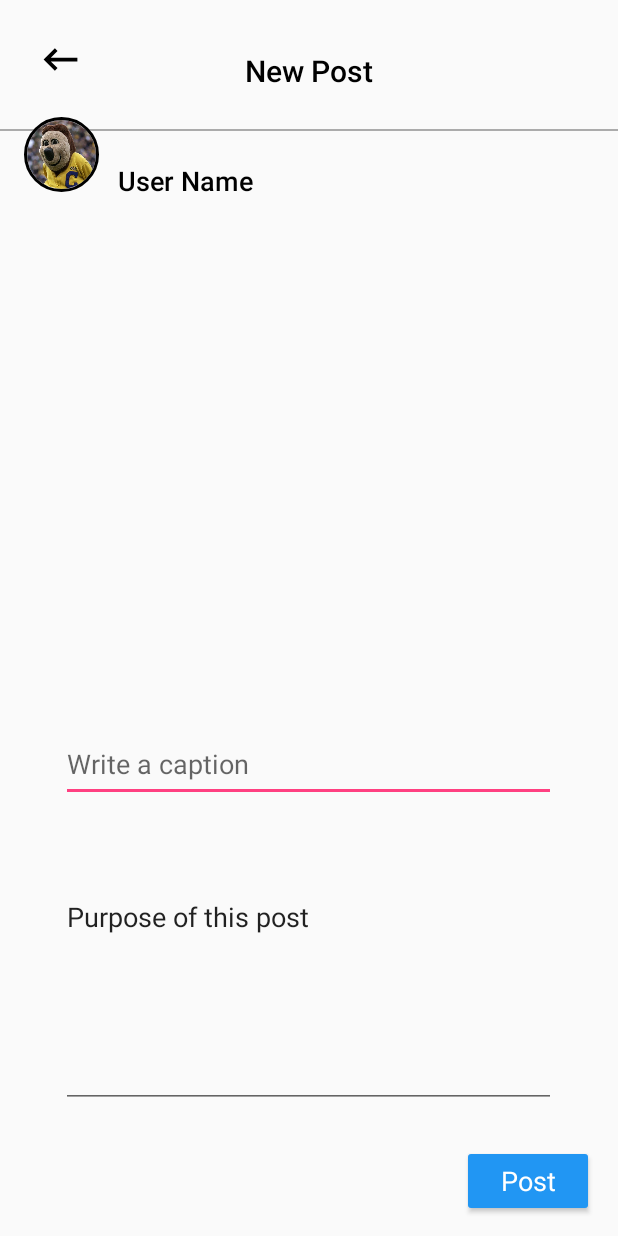
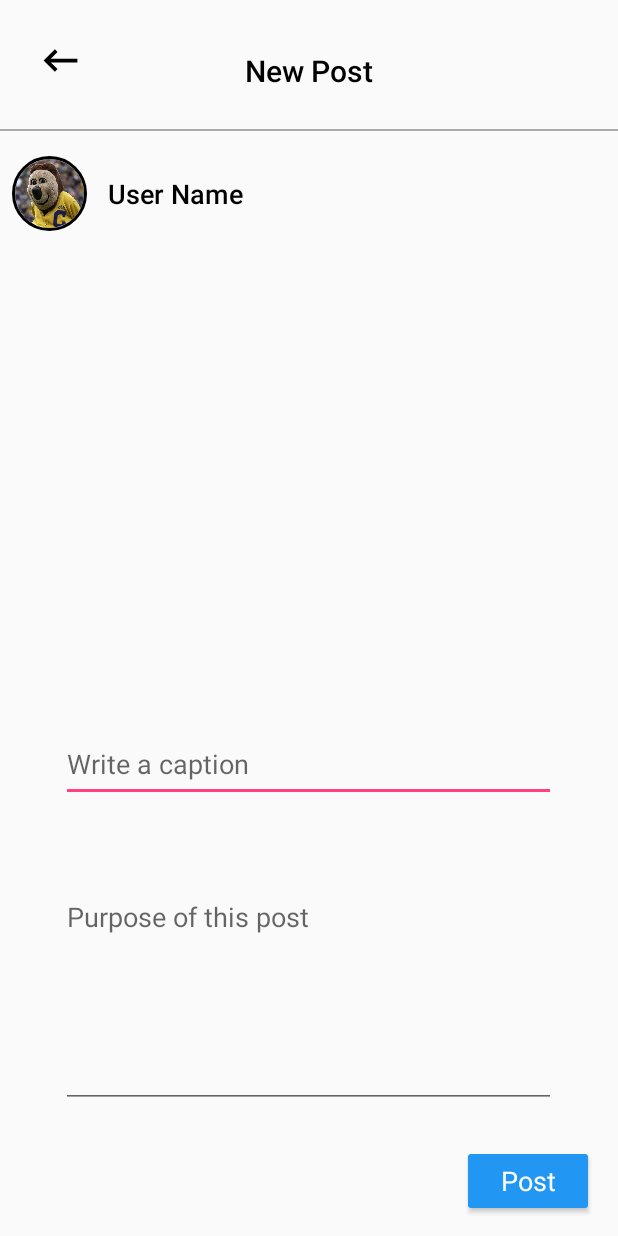
Before and after one commit to gnahum12345/CS160-Final-Project, an Android app: the PostPhotoActivity screen opened directly, with no data from a screen before it, on a phone screen of 412 x 824 dp. Run offline under Robolectric (Android 15) with nearby library versions, the phone set to English and light mode, and no system bars; our stand-ins replace CircleImageView; libraries missing offline, so code that uses them is left out: com.parse; pictures from the network do not load; 4 statements that could not run were skipped.

Commit message:
Made the profile pic slightly more centered for my device

```diff
--- a/app/src/main/res/layout/activity_post.xml
+++ b/app/src/main/res/layout/activity_post.xml
@@ -1,6 +1,5 @@
 <?xml version="1.0" encoding="utf-8"?>
-<android.support.constraint.ConstraintLayout
-    xmlns:android="http://schemas.android.com/apk/res/android"
+<android.support.constraint.ConstraintLayout xmlns:android="http://schemas.android.com/apk/res/android"
     xmlns:app="http://schemas.android.com/apk/res-auto"
     xmlns:tools="http://schemas.android.com/tools"
     android:layout_width="match_parent"
@@ -26,8 +25,8 @@
         android:layout_marginTop="32dp"
         android:layout_marginEnd="40dp"
         android:ems="10"
+        android:hint="@string/caption"
         android:inputType="textPersonName"
-        android:hint="@string/caption"
         app:layout_constraintEnd_toEndOf="parent"
         app:layout_constraintHorizontal_bias="0.975"
         app:layout_constraintStart_toStartOf="parent"
@@ -39,8 +38,8 @@
         android:layout_height="150dp"
         android:ems="10"
         android:gravity="top"
+        android:hint="@string/purpose"
         android:inputType="textPersonName"
-        android:text="@string/purpose"
         app:layout_constraintBottom_toBottomOf="parent"
         app:layout_constraintEnd_toEndOf="parent"
         app:layout_constraintHorizontal_bias="0.493"
@@ -92,15 +91,13 @@
         android:id="@+id/profile_image"
         android:layout_width="50dp"
         android:layout_height="50dp"
+        android:layout_marginStart="8dp"
+        android:layout_marginTop="24dp"
         android:src="@drawable/oski"
         app:civ_border_color="#FF000000"
         app:civ_border_width="2dp"
-        app:layout_constraintBottom_toBottomOf="@+id/image_view"
-        app:layout_constraintEnd_toEndOf="parent"
-        app:layout_constraintHorizontal_bias="0.044"
-        app:layout_constraintStart_toStartOf="@+id/image_view"
-        app:layout_constraintTop_toTopOf="parent"
-        app:layout_constraintVertical_bias="0.193" />
+        app:layout_constraintStart_toStartOf="parent"
+        app:layout_constraintTop_toBottomOf="@+id/imageButtonBack" />
 
     <TextView
         android:id="@+id/tvName"
@@ -112,17 +109,16 @@
         android:textSize="18sp"
         app:layout_constraintBottom_toTopOf="@+id/image_view"
         app:layout_constraintEnd_toEndOf="parent"
-        app:layout_constraintHorizontal_bias="0.05"
+        app:layout_constraintHorizontal_bias="0.054"
         app:layout_constraintStart_toEndOf="@+id/profile_image"
         app:layout_constraintTop_toBottomOf="@+id/divider"
-        app:layout_constraintVertical_bias="0.34" />
+        app:layout_constraintVertical_bias="0.489" />
 
     <ImageButton
         android:id="@+id/imageButtonBack"
         android:layout_width="80dp"
         android:layout_height="80dp"
         android:background="#00000000"
-        app:layout_constraintBottom_toTopOf="@+id/profile_image"
         app:layout_constraintEnd_toStartOf="@+id/textView_new_post"
         app:layout_constraintHorizontal_bias="0.0"
         app:layout_constraintStart_toStartOf="parent"
```
